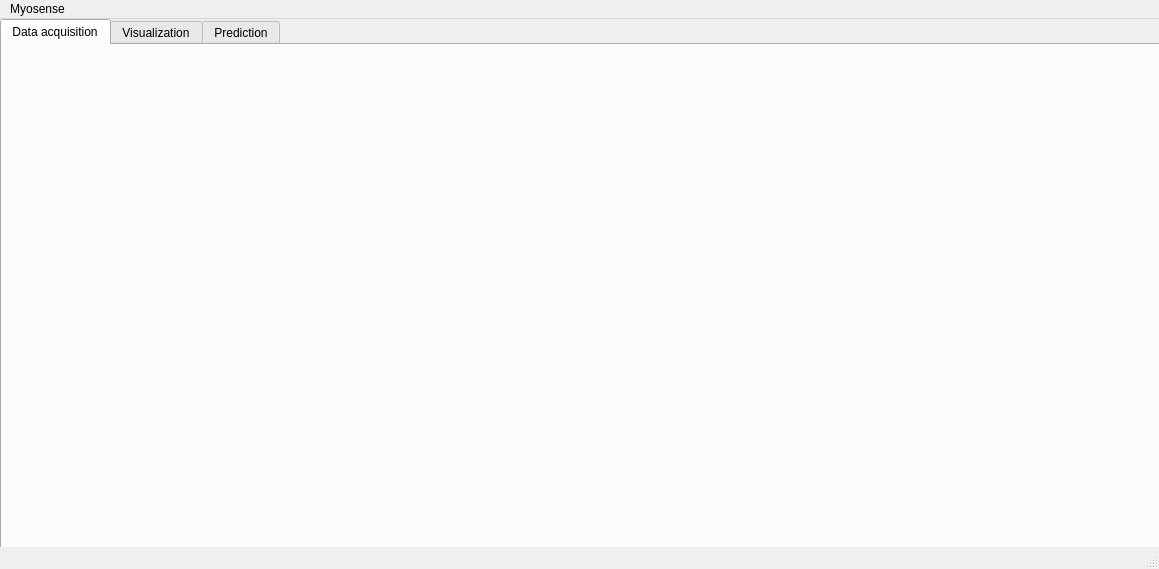
The window that front/mainwindow.ui (Juanraw/Myosense) describes before a commit, drawn with Qt 5.
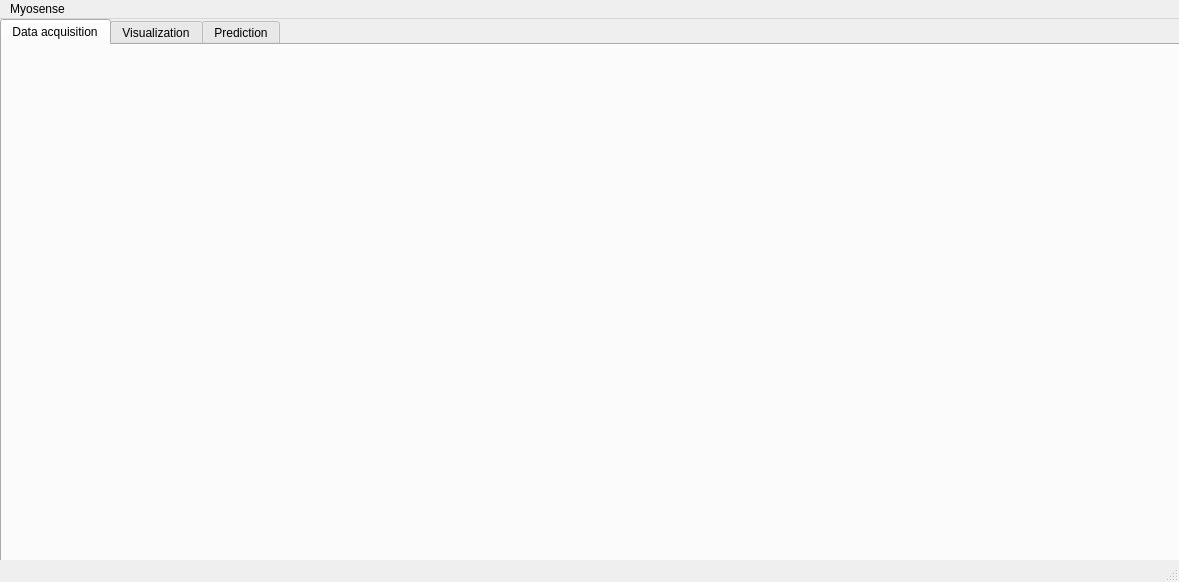
The same window after the commit. Custom widgets are drawn as their Qt base class.

Commit message:
Functional Realtime Graph
Implementation of Qcustomplot to make a real time Graph

What changed in the file:
```diff
--- a/front/mainwindow.ui
+++ b/front/mainwindow.ui
@@ -6,8 +6,8 @@
    <rect>
     <x>0</x>
     <y>0</y>
-    <width>1159</width>
-    <height>569</height>
+    <width>1179</width>
+    <height>582</height>
    </rect>
   </property>
   <property name="windowTitle">
@@ -19,8 +19,8 @@
      <rect>
       <x>0</x>
       <y>0</y>
-      <width>1161</width>
-      <height>541</height>
+      <width>1181</width>
+      <height>561</height>
      </rect>
     </property>
     <property name="tabShape">
@@ -51,7 +51,7 @@
     <rect>
      <x>0</x>
      <y>0</y>
-     <width>1159</width>
+     <width>1179</width>
      <height>21</height>
     </rect>
    </property>
@@ -64,6 +64,14 @@
   </widget>
   <widget class="QStatusBar" name="statusbar"/>
  </widget>
+ <customwidgets>
+  <customwidget>
+   <class>QCustomPlot</class>
+   <extends>QWidget</extends>
+   <header location="global">qcustomplot.h</header>
+   <container>1</container>
+  </customwidget>
+ </customwidgets>
  <resources/>
  <connections/>
 </ui>
```
Left out of the diff: 10 changed lines with no effect on the pictures. The commit also changes 2 other files.
